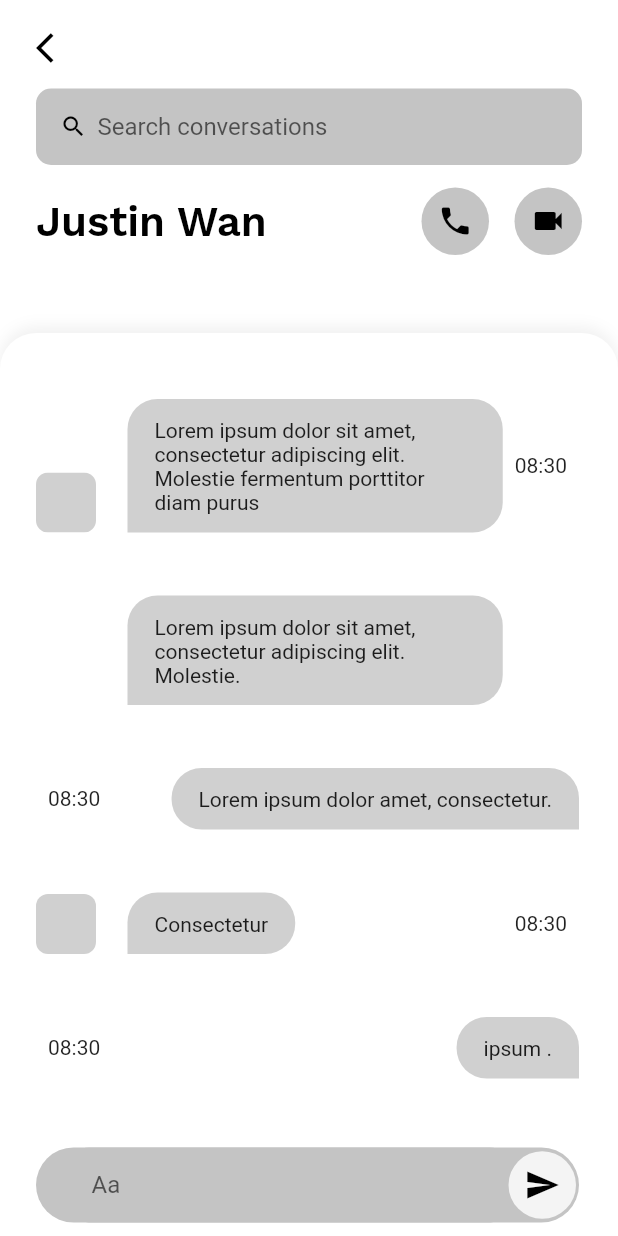
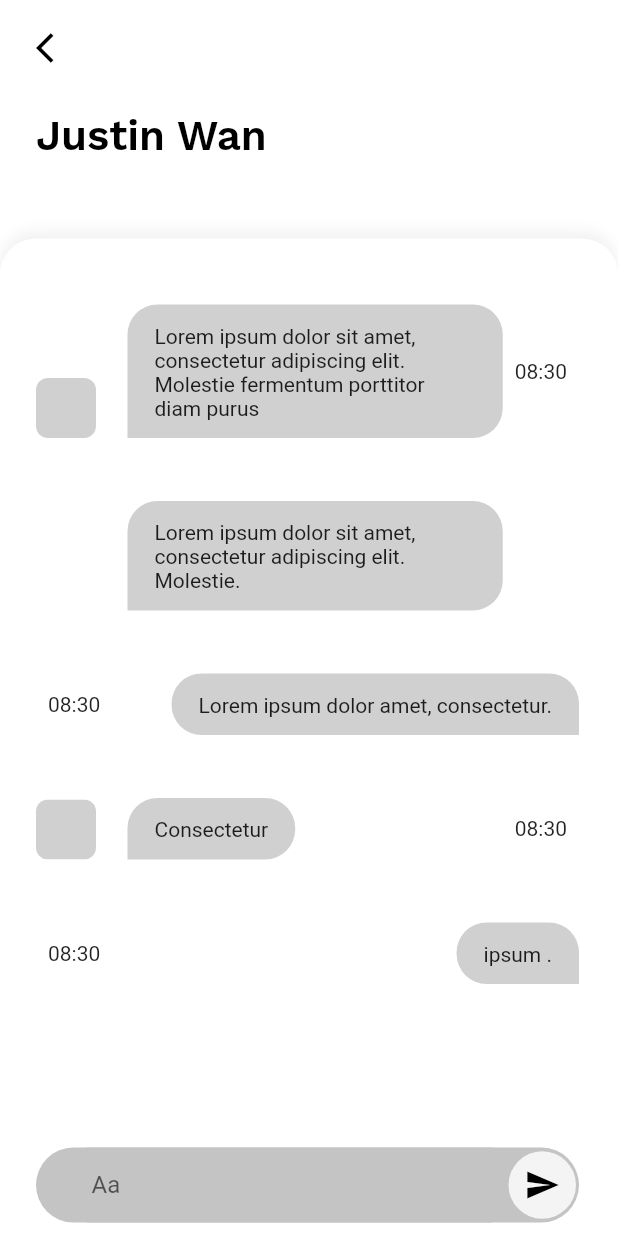
Before and after one commit to DilVika/mini-chat-App-Flutter, a Flutter app: the ChatPage screen opened directly, on a phone screen of 412 x 824 dp. Run offline on Flutter 3.47's test engine with Material 2 defaults, Android fonts, the phone set to English and light mode, and no system bars; our stand-ins replace flutter_screenutil, get_it, google_fonts.

Commit message:
clean up

```diff
--- a/lib/presentations/Widgets/pages/chat/chat_page.dart
+++ b/lib/presentations/Widgets/pages/chat/chat_page.dart
@@ -60,44 +60,44 @@ class ChatPage extends StatelessWidget {
                     ),
                   ),
                   SizedBox(height: 15),
-                  TextFormField(
-                    readOnly: true,
-                    //false
-                    autofocus: false,
-                    // style: ,
-                    decoration: InputDecoration(
-                      prefixIcon: Container(
-                        // color: Colors.blue,
-                        padding: EdgeInsets.only(
-                          left: 9,
-                        ),
-                        child: const Icon(Icons.search, color: Colors.black),
-                      ),
-                      prefixIconConstraints: BoxConstraints(
-                          minHeight: 24,
-                          maxHeight: 24,
-                          minWidth: 41,
-                          maxWidth: 41),
-                      hintText: "Search conversations",
-                      // hintStyle: textFieldPlaceholderTextStyle(context),
-                      isDense: true,
-                      filled: true,
-                      fillColor: AppColors.greyC4,
-                      focusedBorder: AppStyles.focusedTransparentBorder,
-                      disabledBorder: AppStyles.focusedTransparentBorder,
-                      enabledBorder: AppStyles.focusedTransparentBorder,
-                      errorBorder: AppStyles.focusedTransparentBorder,
-                      focusedErrorBorder: AppStyles.focusedTransparentBorder,
-                      errorStyle: errorTextStyle(context),
-                    ),
-                    textInputAction: TextInputAction.next,
-                    keyboardType: TextInputType.text,
-                    onSaved: (val) {},
-                    onEditingComplete: () {},
-                    onChanged: (val) {},
-                    // validator: (val) {},
-                    onTap: () {},
-                  ),
+                  // TextFormField(
+                  //   readOnly: true,
+                  //   //false
+                  //   autofocus: false,
+                  //   // style: ,
+                  //   decoration: InputDecoration(
+                  //     prefixIcon: Container(
+                  //       // color: Colors.blue,
+                  //       padding: EdgeInsets.only(
+                  //         left: 9,
+                  //       ),
+                  //       child: const Icon(Icons.search, color: Colors.black),
+                  //     ),
+                  //     prefixIconConstraints: BoxConstraints(
+                  //         minHeight: 24,
+                  //         maxHeight: 24,
+                  //         minWidth: 41,
+                  //         maxWidth: 41),
+                  //     hintText: "Search conversations",
+                  //     // hintStyle: textFieldPlaceholderTextStyle(context),
+                  //     isDense: true,
+                  //     filled: true,
+                  //     fillColor: AppColors.greyC4,
+                  //     focusedBorder: AppStyles.focusedTransparentBorder,
+                  //     disabledBorder: AppStyles.focusedTransparentBorder,
+                  //     enabledBorder: AppStyles.focusedTransparentBorder,
+                  //     errorBorder: AppStyles.focusedTransparentBorder,
+                  //     focusedErrorBorder: AppStyles.focusedTransparentBorder,
+                  //     errorStyle: errorTextStyle(context),
+                  //   ),
+                  //   textInputAction: TextInputAction.next,
+                  //   keyboardType: TextInputType.text,
+                  //   onSaved: (val) {},
+                  //   onEditingComplete: () {},
+                  //   onChanged: (val) {},
+                  //   // validator: (val) {},
+                  //   onTap: () {},
+                  // ),
                   SizedBox(height: 15),
                   Row(
                     mainAxisAlignment: MainAxisAlignment.start,
@@ -117,51 +117,51 @@ class ChatPage extends StatelessWidget {
                           overflow: TextOverflow.ellipsis,
                         ),
                       ),
-                      Container(
-                        width: 45,
-                        height: 45,
-                        decoration: BoxDecoration(
-                          borderRadius: BorderRadius.circular(45),
-                          color: AppColors.greyC4,
-                        ),
-                        child: SizedBox(
-                          width: 24,
-                          height: 24,
-                          child: IconButton(
-                            visualDensity:
-                                VisualDensity.adaptivePlatformDensity,
-                            padding: EdgeInsets.zero,
-                            onPressed: () {},
-                            icon: const Icon(
-                              Icons.phone,
-                              color: Colors.black,
-                            ),
-                          ),
-                        ),
-                      ),
-                      SizedBox(width: 17),
-                      Container(
-                        width: 45,
-                        height: 45,
-                        decoration: BoxDecoration(
-                          borderRadius: BorderRadius.circular(45),
-                          color: AppColors.greyC4,
-                        ),
-                        child: SizedBox(
-                          width: 24,
-                          height: 24,
-                          child: IconButton(
-                            visualDensity:
-                                VisualDensity.adaptivePlatformDensity,
-                            padding: EdgeInsets.zero,
-                            onPressed: () {},
-                            icon: const Icon(
-                              Icons.videocam,
-                              color: Colors.black,
-                            ),
-                          ),
-                        ),
-                      )
+                      // Container(
+                      //   width: 45,
+                      //   height: 45,
+                      //   decoration: BoxDecoration(
+                      //     borderRadius: BorderRadius.circular(45),
+                      //     color: AppColors.greyC4,
+                      //   ),
+                      //   child: SizedBox(
+                      //     width: 24,
+                      //     height: 24,
+                      //     child: IconButton(
+                      //       visualDensity:
+                      //           VisualDensity.adaptivePlatformDensity,
+                      //       padding: EdgeInsets.zero,
+                      //       onPressed: () {},
+                      //       icon: const Icon(
+                      //         Icons.phone,
+                      //         color: Colors.black,
+                      //       ),
+                      //     ),
+                      //   ),
+                      // ),
+                      // SizedBox(width: 17),
+                      // Container(
+                      //   width: 45,
+                      //   height: 45,
+                      //   decoration: BoxDecoration(
+                      //     borderRadius: BorderRadius.circular(45),
+                      //     color: AppColors.greyC4,
+                      //   ),
+                      //   child: SizedBox(
+                      //     width: 24,
+                      //     height: 24,
+                      //     child: IconButton(
+                      //       visualDensity:
+                      //           VisualDensity.adaptivePlatformDensity,
+                      //       padding: EdgeInsets.zero,
+                      //       onPressed: () {},
+                      //       icon: const Icon(
+                      //         Icons.videocam,
+                      //         color: Colors.black,
+                      //       ),
+                      //     ),
+                      //   ),
+                      // )
                     ],
                   ),
                   // SizedBox(height: 30.h),
```
